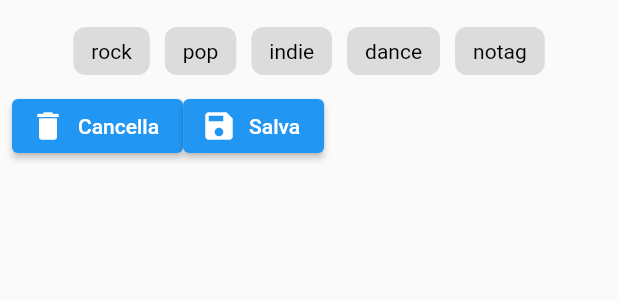
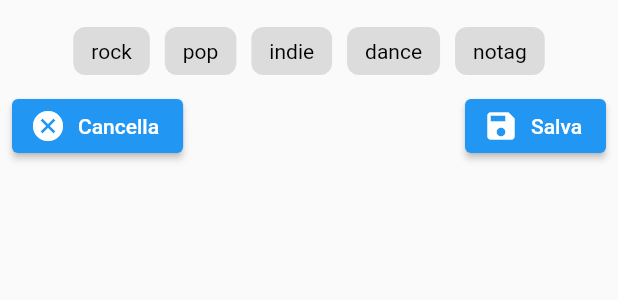
Before and after one commit to Franzi98/autoscrollpdf, a Flutter app: the MultiSelect widget shown alone on an empty page, opened directly with empty values, on a phone screen of 412 x 824 dp. Shown: the top 300 px of the screen. Run offline on Flutter 3.47's test engine with Material 2 defaults, Android fonts, the phone set to English and light mode, and no system bars; drawn by our look-alikes of chips_choice; our stand-ins replace file_picker, flutter_speed_dial, shared_preferences; missing offline and left inert: dart:ffi, syncfusion_flutter_pdfviewer; accounts and stored records are empty.

Commit message:
edit layout

```diff
--- a/lib/widget/multiselect.dart
+++ b/lib/widget/multiselect.dart
@@ -6,7 +6,12 @@ import '../Helper/Functions.dart';
 
 class MultiSelect extends StatefulWidget {
   List<String> selectedTags;
-  MultiSelect({Key? key, required this.selectedTags}) : super(key: key);
+  void Function(List<String>) onSaveButton;
+  MultiSelect({
+    Key? key,
+    required this.selectedTags,
+    required this.onSaveButton,
+  }) : super(key: key);
 
   @override
   State<MultiSelect> createState() => _MultiSelectState();
@@ -14,6 +19,7 @@ class MultiSelect extends StatefulWidget {
 
 class _MultiSelectState extends State<MultiSelect> {
   List<String> tags = Functions.listTagsToListString(TAGS.values);
+
   bool isSelect = false;
   @override
   Widget build(BuildContext context) {
@@ -24,16 +30,7 @@ class _MultiSelectState extends State<MultiSelect> {
           children: [
             _makeChipsChoices(),
             Row(
-              children: [
-                ElevatedButton.icon(
-                    onPressed: (() => Navigator.pop(context)),
-                    icon: const Icon(Icons.delete),
-                    label: const Text("Cancella")),
-                ElevatedButton.icon(
-                    onPressed: () {},
-                    icon: const Icon(Icons.save),
-                    label: const Text("Salva"))
-              ],
+              children: [_cancelButton(), const Spacer(), _saveButton()],
             )
           ],
         ));
@@ -54,4 +51,23 @@ class _MultiSelectState extends State<MultiSelect> {
             },
             label: (i, v) => v.toString()));
   }
+
+  ElevatedButton _saveButton() {
+    return ElevatedButton.icon(
+        onPressed: () {
+          widget.onSaveButton(widget.selectedTags);
+          Navigator.pop(context);
+        },
+        icon: const Icon(Icons.save),
+        label: const Text("Salva"));
+  }
+
+  ElevatedButton _cancelButton() {
+    return ElevatedButton.icon(
+        onPressed: () {
+          Navigator.pop(context);
+        },
+        icon: const Icon(Icons.cancel),
+        label: const Text("Cancella"));
+  }
 }
```
